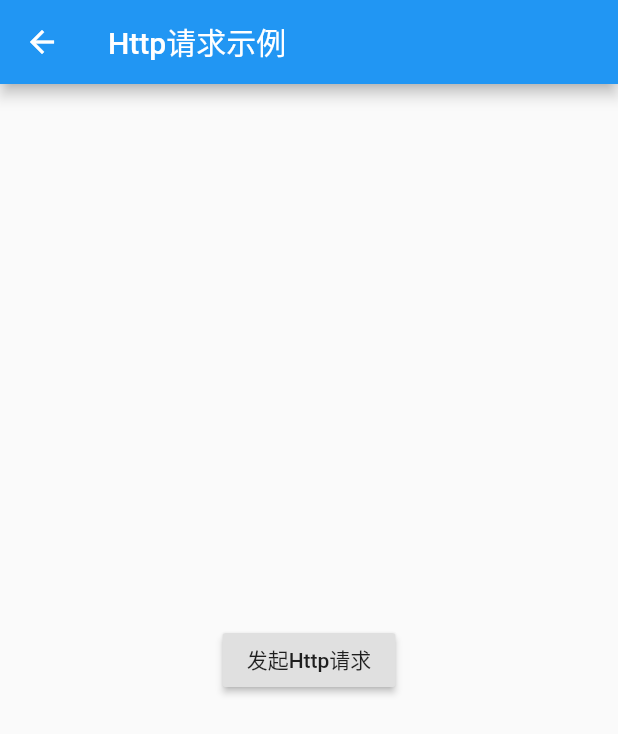
After one commit to haoyd/FlutterSample, a Flutter app: the screen it shows after launch, after a tap on "Http请求", on a phone screen of 412 x 824 dp. The commit adds this screen. Shown: the top 734 px of the screen. Run offline on Flutter 3.47's test engine with Material 2 defaults, Android fonts, the phone set to English and light mode, and no system bars; network calls fail.

Commit message:
发起http请求

```diff
--- /dev/null
+++ b/lib/controller/HttpPage.dart
@@ -0,0 +1,28 @@
+import 'package:flutter/material.dart';
+import 'package:http/http.dart' as http;
+
+class HttpPage extends StatelessWidget {
+  @override
+  Widget build(BuildContext context) {
+    // TODO: implement build
+    return new Scaffold(
+      appBar: new AppBar(
+        title: new Text("Http请求示例"),
+      ),
+      body: new Center(
+        child: new RaisedButton(
+          onPressed: _httpRequest,
+          child: new Text("发起Http请求"),
+        ),
+      ),
+    );
+  }
+
+  _httpRequest() {
+    var url = 'http://www.baidu.com';
+    http.get(url).then((response) {
+      print("状态码：${response.statusCode}");
+      print("正文：${response.body}");
+    });
+  }
+}
--- a/lib/main.dart
+++ b/lib/main.dart
@@ -1,6 +1,7 @@
 import 'package:flutter/material.dart';
 import 'package:url_launcher/url_launcher.dart';
 
+import 'controller/HttpPage.dart';
 import 'controller/StateWidgetPage.dart';
 import 'controller/ThemePage.dart';
 
@@ -20,6 +21,7 @@ class MyApp extends StatelessWidget {
       routes: <String, WidgetBuilder> {
         'ThemePage': (BuildContext context) => new ThemePage(),
         'StateWidgetPage': (BuildContext context) => new StateWidgetPage(),
+        'HttpPage': (BuildContext context) => new HttpPage(),
       },
     );
   }
@@ -61,6 +63,9 @@ class _SampleAppPageState extends State<SampleAppPage> {
       launch(url);
     }));
 
+    widgets.add(_getListItem("Http请求", () {
+      Navigator.of(context).pushNamed('HttpPage');
+    }));
 
     return widgets;
   }
--- a/pubspec.yaml
+++ b/pubspec.yaml
@@ -20,6 +20,7 @@ dependencies:
   # Use with the CupertinoIcons class for iOS style icons.
   cupertino_icons: ^0.1.2
   url_launcher: ^5.0.2
+  http: ^0.12.0+2
 
 dev_dependencies:
   flutter_test:
```
